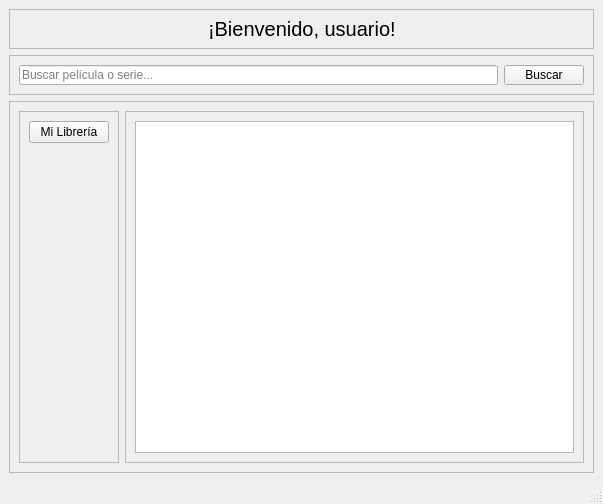
Qt form desktop_client/view/main_window.ui (brunorahu/FilmTrack-Project) before a commit.
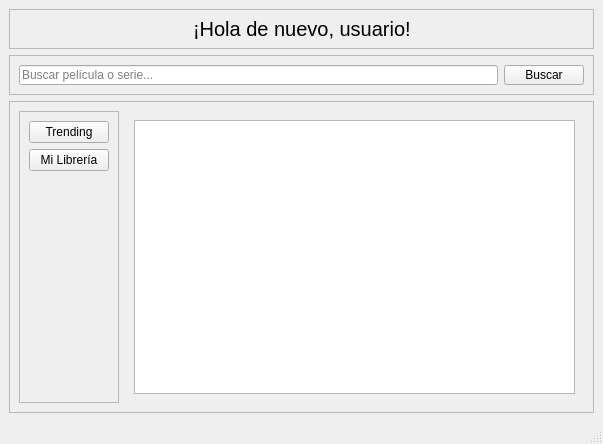
The same form after that commit.

The edit to the form file:
```diff
--- a/desktop_client/view/main_window.ui
+++ b/desktop_client/view/main_window.ui
@@ -7,7 +7,7 @@
     <x>0</x>
     <y>0</y>
     <width>603</width>
-    <height>504</height>
+    <height>444</height>
    </rect>
   </property>
   <property name="windowTitle">
@@ -51,7 +51,7 @@
           </font>
          </property>
          <property name="text">
-          <string>¡Bienvenido, usuario!</string>
+          <string>¡Hola de nuevo, usuario!</string>
          </property>
         </widget>
        </item>
@@ -140,7 +140,14 @@
          </property>
          <layout class="QVBoxLayout" name="verticalLayout_3">
           <item>
-           <widget class="QPushButton" name="my_library_button">
+           <widget class="QPushButton" name="btn_trending">
+            <property name="text">
+             <string>Trending</string>
+            </property>
+           </widget>
+          </item>
+          <item>
+           <widget class="QPushButton" name="btn_my_library">
             <property name="text">
              <string>Mi Librería</string>
             </property>
@@ -163,18 +170,15 @@
         </widget>
        </item>
        <item>
-        <widget class="QFrame" name="frame_4">
-         <property name="frameShape">
-          <enum>QFrame::StyledPanel</enum>
-         </property>
-         <property name="frameShadow">
-          <enum>QFrame::Raised</enum>
-         </property>
+        <widget class="QStackedWidget" name="main_stacked_widget">
+         <widget class="QWidget" name="page">
          <layout class="QVBoxLayout" name="verticalLayout_2">
           <item>
            <widget class="QListWidget" name="movie_list_widget"/>
           </item>
          </layout>
+         </widget>
+         <widget class="QWidget" name="page_2"/>
         </widget>
        </item>
       </layout>
```
Left out of the diff: 5 changed lines with no effect on the pictures. Lines whose indentation alone changed are shown as unchanged.
